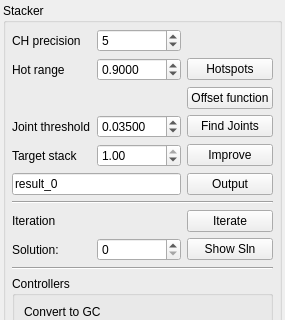
The window that Stacker/StackerWidget.ui (HonghuaLi/stacker) describes before a commit, drawn with Qt 5; both pictures show x 0 to 285 and y 0 to 320 of the 285 by 585 pixel window.
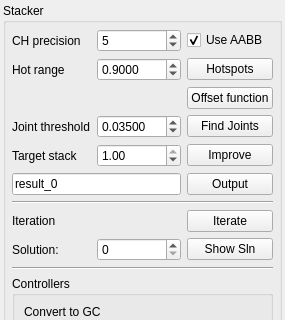
The same window after the commit.

```diff
--- a/Stacker/StackerWidget.ui
+++ b/Stacker/StackerWidget.ui
@@ -376,6 +376,16 @@
         </property>
        </widget>
       </item>
+      <item row="1" column="2">
+       <widget class="QCheckBox" name="useAABB">
+        <property name="text">
+         <string>Use AABB</string>
+        </property>
+        <property name="checked">
+         <bool>true</bool>
+        </property>
+       </widget>
+      </item>
      </layout>
     </widget>
    </item>
```
